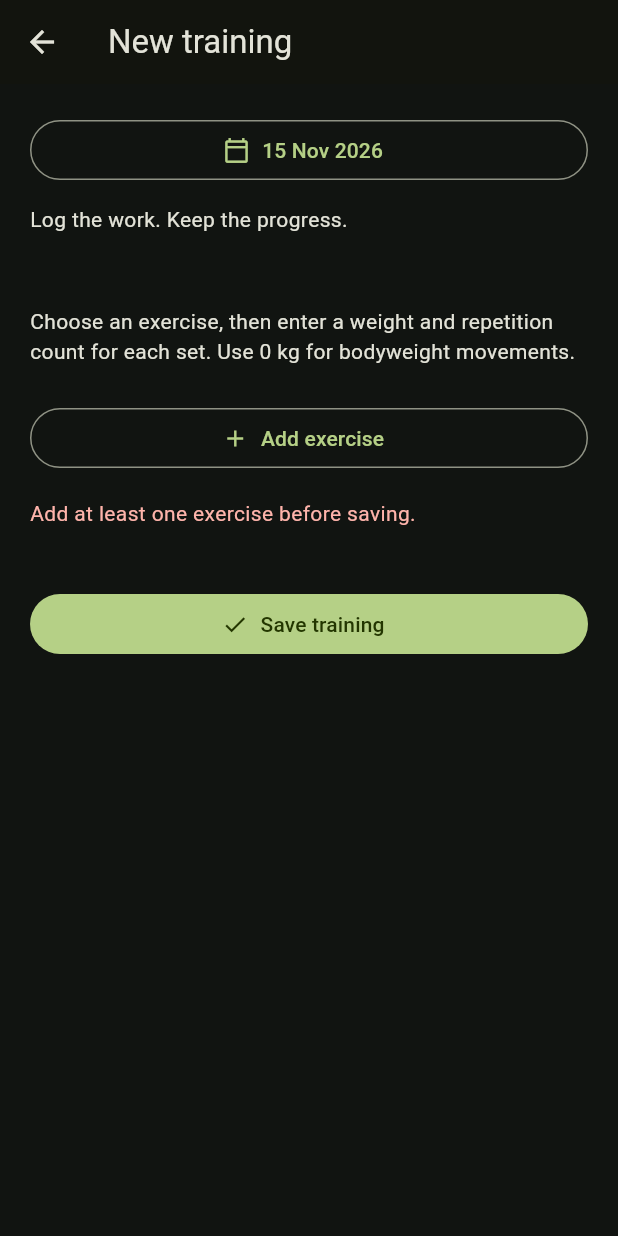
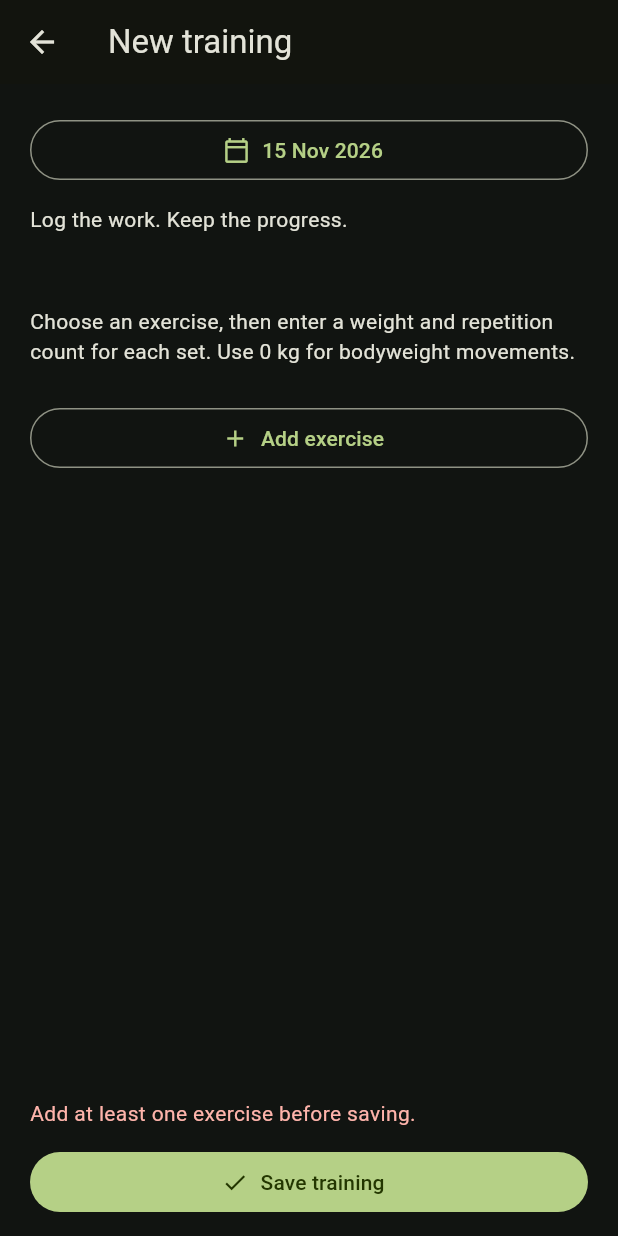
Before and after one commit to code-by-fh/rep-pilot, a Flutter app: the WorkoutEditor screen opened directly with empty values, after a tap on "Save training", on a phone screen of 412 x 824 dp. Run offline on Flutter 3.47's test engine with Material 3 defaults, Android fonts, the phone set to English and light mode, and no system bars; our stand-ins replace shared_preferences; accounts and stored records are empty.

Commit message:
Keep workout saving reachable during validation and retries

```diff
--- a/lib/ui/workout_editor.dart
+++ b/lib/ui/workout_editor.dart
@@ -1,9 +1,17 @@
 import 'package:flutter/material.dart';
-import '../main.dart' show confirm, displayDate, newId, weightText, newestWorkouts;
+
+import '../main.dart'
+    show confirm, displayDate, newId, weightText, newestWorkouts;
 import '../model.dart';
 
 class WorkoutEditor extends StatefulWidget {
-  const WorkoutEditor({super.key, required this.journal, required this.onSave, this.workout, this.onDelete});
+  const WorkoutEditor({
+    super.key,
+    required this.journal,
+    required this.onSave,
+    this.workout,
+    this.onDelete,
+  });
   final Journal journal;
   final Workout? workout;
   final Future<void> Function(Workout) onSave;
@@ -14,16 +22,25 @@ class WorkoutEditor extends StatefulWidget {
 
 class _SetDraft {
   _SetDraft({String weight = '', String reps = ''})
-    : weight = TextEditingController(text: weight), reps = TextEditingController(text: reps);
+    : weight = TextEditingController(text: weight),
+      reps = TextEditingController(text: reps);
   final TextEditingController weight;
   final TextEditingController reps;
-  void dispose() { weight.dispose(); reps.dispose(); }
+  void dispose() {
+    weight.dispose();
+    reps.dispose();
+  }
 }
+
 class _EntryDraft {
   _EntryDraft(this.exerciseId, this.sets);
   final String exerciseId;
   final List<_SetDraft> sets;
-  void dispose() { for (final set in sets) { set.dispose(); } }
+  void dispose() {
+    for (final set in sets) {
+      set.dispose();
+    }
+  }
 }
 
 class _WorkoutEditorState extends State<WorkoutEditor> {
@@ -39,156 +56,505 @@ class _WorkoutEditorState extends State<WorkoutEditor> {
     super.initState();
     _date = widget.workout?.date ?? DateTime.now();
     for (final entry in widget.workout?.entries ?? <WorkoutEntry>[]) {
-      _entries.add(_EntryDraft(entry.exerciseId, [for (final set in entry.sets)
-        _SetDraft(weight: weightText(set.weight), reps: '${set.reps}')]));
+      _entries.add(
+        _EntryDraft(entry.exerciseId, [
+          for (final set in entry.sets)
+            _SetDraft(weight: weightText(set.weight), reps: '${set.reps}'),
+        ]),
+      );
     }
   }
+
   @override
-  void dispose() { for (final entry in _entries) { entry.dispose(); } super.dispose(); }
-  void _changed() { if (!_dirty || _error != null) setState(() { _dirty = true; _error = null; }); }
+  void dispose() {
+    for (final entry in _entries) {
+      entry.dispose();
+    }
+    super.dispose();
+  }
+
+  void _changed() {
+    if (!_dirty || _error != null)
+      setState(() {
+        _dirty = true;
+        _error = null;
+      });
+  }
+
   Future<void> _leave() async {
     if (_saving) return;
-    if (_dirty && !await confirm(context, 'Discard changes?', 'Your unsaved training changes will be lost.', 'Discard')) return;
+    if (_dirty &&
+        !await confirm(
+          context,
+          'Discard changes?',
+          'Your unsaved training changes will be lost.',
+          'Discard',
+        ))
+      return;
     if (!mounted) return;
     setState(() => _allowPop = true);
-    WidgetsBinding.instance.addPostFrameCallback((_) { if (mounted) Navigator.pop(context); });
+    WidgetsBinding.instance.addPostFrameCallback((_) {
+      if (mounted) Navigator.pop(context);
+    });
   }
+
   Future<void> _datePicker() async {
-    final date = await showDatePicker(context: context, initialDate: _date, firstDate: DateTime(1), lastDate: DateTime(9999, 12, 31));
-    if (date != null && mounted && date != _date) setState(() { _date = date; _dirty = true; });
+    final date = await showDatePicker(
+      context: context,
+      initialDate: _date,
+      firstDate: DateTime(1),
+      lastDate: DateTime(9999, 12, 31),
+    );
+    if (date != null && mounted && date != _date)
+      setState(() {
+        _date = date;
+        _dirty = true;
+      });
   }
+
   Future<void> _addExercise() async {
-    final available = widget.journal.exercises.where((exercise) => !exercise.archived && !_entries.any((entry) => entry.exerciseId == exercise.id)).toList()
-      ..sort((a, b) => a.name.toLowerCase().compareTo(b.name.toLowerCase()));
+    final available =
+        widget.journal.exercises
+            .where(
+              (exercise) =>
+                  !exercise.archived &&
+                  !_entries.any((entry) => entry.exerciseId == exercise.id),
+            )
+            .toList()
+          ..sort(
+            (a, b) => a.name.toLowerCase().compareTo(b.name.toLowerCase()),
+          );
     if (available.isEmpty) {
-      ScaffoldMessenger.of(context).showSnackBar(const SnackBar(content: Text('No more active exercises. Add or unarchive an exercise in your library.')));
+      ScaffoldMessenger.of(context).showSnackBar(
+        const SnackBar(
+          content: Text(
+            'No more active exercises. Add or unarchive an exercise in your library.',
+          ),
+        ),
+      );
       return;
     }
-    final exercise = await showModalBottomSheet<Exercise>(context: context, isScrollControlled: true, useSafeArea: true, builder: (context) => FractionallySizedBox(heightFactor: .7, child: Column(children: [
-      Padding(padding: const EdgeInsets.all(20), child: Text('Choose exercise', style: Theme.of(context).textTheme.headlineSmall)),
-      Expanded(child: ListView(children: [for (final item in available) ListTile(title: Text(item.name), trailing: const Icon(Icons.add), onTap: () => Navigator.pop(context, item))])),
-    ])));
+    final exercise = await showModalBottomSheet<Exercise>(
+      context: context,
+      isScrollControlled: true,
+      useSafeArea: true,
+      builder: (context) => FractionallySizedBox(
+        heightFactor: .7,
+        child: Column(
+          children: [
+            Padding(
+              padding: const EdgeInsets.all(20),
+              child: Text(
+                'Choose exercise',
+                style: Theme.of(context).textTheme.headlineSmall,
+              ),
+            ),
+            Expanded(
+              child: ListView(
+                children: [
+                  for (final item in available)
+                    ListTile(
+                      title: Text(item.name),
+                      trailing: const Icon(Icons.add),
+                      onTap: () => Navigator.pop(context, item),
+                    ),
+                ],
+              ),
+            ),
+          ],
+        ),
+      ),
+    );
     if (exercise == null || !mounted) return;
     final previous = newestWorkouts(widget.journal);
     TrainingSet? last;
     for (final workout in previous) {
       for (final entry in workout.entries) {
-        if (entry.exerciseId == exercise.id) { last = entry.sets.last; break; }
+        if (entry.exerciseId == exercise.id) {
+          last = entry.sets.last;
+          break;
+        }
       }
       if (last != null) break;
     }
     setState(() {
-      _entries.add(_EntryDraft(exercise.id, [_SetDraft(weight: last == null ? '' : weightText(last.weight), reps: last == null ? '' : '${last.reps}')]));
-      _dirty = true; _error = null;
+      _entries.add(
+        _EntryDraft(exercise.id, [
+          _SetDraft(
+            weight: last == null ? '' : weightText(last.weight),
+            reps: last == null ? '' : '${last.reps}',
+          ),
+        ]),
+      );
+      _dirty = true;
+      _error = null;
     });
   }
+
   void _addSet(_EntryDraft entry) {
     final previous = entry.sets.last;
-    setState(() { entry.sets.add(_SetDraft(weight: previous.weight.text, reps: previous.reps.text)); _dirty = true; });
+    setState(() {
+      entry.sets.add(
+        _SetDraft(weight: previous.weight.text, reps: previous.reps.text),
+      );
+      _dirty = true;
+    });
   }
+
   Future<void> _removeEntry(_EntryDraft entry) async {
-    if (!await confirm(context, 'Remove exercise?', 'All sets for this exercise will be removed from this training session.', 'Remove')) return;
+    if (!await confirm(
+      context,
+      'Remove exercise?',
+      'All sets for this exercise will be removed from this training session.',
+      'Remove',
+    ))
+      return;
     if (!mounted) return;
-    setState(() { _entries.remove(entry); _dirty = true; });
+    setState(() {
+      _entries.remove(entry);
+      _dirty = true;
+    });
     // Rebuild the form before disposing controllers that its fields use.
     WidgetsBinding.instance.addPostFrameCallback((_) => entry.dispose());
   }
+
   void _removeSet(_EntryDraft entry, _SetDraft set) {
-    setState(() { entry.sets.remove(set); _dirty = true; });
+    setState(() {
+      entry.sets.remove(set);
+      _dirty = true;
+    });
     WidgetsBinding.instance.addPostFrameCallback((_) => set.dispose());
   }
+
   String? _weightError(String? text) {
     final value = double.tryParse((text ?? '').trim().replaceAll(',', '.'));
-    return value == null || !value.isFinite || value < 0 || value > 10000 ? 'Enter 0–10000 kg' : null;
+    return value == null || !value.isFinite || value < 0 || value > 10000
+        ? 'Enter 0–10000 kg'
+        : null;
   }
+
   String? _repsError(String? text) {
     final value = int.tryParse((text ?? '').trim());
     return value == null || value < 1 || value > 10000 ? 'Enter 1–10000' : null;
   }
+
   Future<void> _save() async {
     FocusScope.of(context).unfocus();
-    if (_entries.isEmpty) { setState(() => _error = 'Add at least one exercise before saving.'); return; }
-    final visibleFieldsValid = _form.currentState!.validate();
-    final allSetsValid = _entries.every((entry) => entry.sets.every((set) =>
-      _weightError(set.weight.text) == null && _repsError(set.reps.text) == null));
-    if (!visibleFieldsValid || !allSetsValid) {
-      setState(() => _error = 'Check weight and repetitions in every set, including sets further up or down the page.');
+    if (_entries.isEmpty) {
+      setState(() => _error = 'Add at least one exercise before saving.');
       return;
     }
-    setState(() { _saving = true; _error = null; });
+    final visibleFieldsValid = _form.currentState!.validate();
+    final allSetsValid = _entries.every(
+      (entry) => entry.sets.every(
+        (set) =>
+            _weightError(set.weight.text) == null &&
+            _repsError(set.reps.text) == null,
+      ),
+    );
+    if (!visibleFieldsValid || !allSetsValid) {
+      setState(
+        () => _error = 'Check weight and repetitions in every set, including sets further up or down the page.',
+      );
+      return;
+    }
+    setState(() {
+      _saving = true;
+      _error = null;
+    });
     try {
-      final workout = Workout(id: widget.workout?.id ?? newId(), date: _date, entries: [for (final entry in _entries)
-        WorkoutEntry(exerciseId: entry.exerciseId, sets: [for (final set in entry.sets)
-          TrainingSet(weight: double.parse(set.weight.text.trim().replaceAll(',', '.')), reps: int.parse(set.reps.text.trim()))])]);
+      final workout = Workout(
+        id: widget.workout?.id ?? newId(),
+        date: _date,
+        entries: [
+          for (final entry in _entries)
+            WorkoutEntry(
+              exerciseId: entry.exerciseId,
+              sets: [
+                for (final set in entry.sets)
+                  TrainingSet(
+                    weight: double.parse(
+                      set.weight.text.trim().replaceAll(',', '.'),
+                    ),
+                    reps: int.parse(set.reps.text.trim()),
+                  ),
+              ],
+            ),
+        ],
+      );
       await widget.onSave(workout);
       if (!mounted) return;
-      setState(() { _allowPop = true; _dirty = false; _saving = false; });
-      WidgetsBinding.instance.addPostFrameCallback((_) { if (mounted) Navigator.pop(context); });
+      setState(() {
+        _allowPop = true;
+        _dirty = false;
+        _saving = false;
+      });
+      WidgetsBinding.instance.addPostFrameCallback((_) {
+        if (mounted) Navigator.pop(context);
+      });
     } catch (_) {
-      if (mounted) setState(() { _saving = false; _error = 'Training could not be saved. Your entries are still here. Please try again.'; });
+      if (mounted)
+        setState(() {
+          _saving = false;
+          _error = 'Training could not be saved. Your entries are still here. Please try again.';
+        });
     }
   }
+
   Future<void> _delete() async {
-    if (!await confirm(context, 'Delete training?', 'This training session and all its sets will be permanently removed.', 'Delete')) return;
+    if (!await confirm(
+      context,
+      'Delete training?',
+      'This training session and all its sets will be permanently removed.',
+      'Delete',
+    ))
+      return;
     if (!mounted) return;
-    setState(() { _saving = true; _error = null; });
+    setState(() {
+      _saving = true;
+      _error = null;
+    });
     try {
       await widget.onDelete!();
       if (!mounted) return;
-      setState(() { _allowPop = true; _dirty = false; _saving = false; });
-      WidgetsBinding.instance.addPostFrameCallback((_) { if (mounted) Navigator.pop(context); });
+      setState(() {
+        _allowPop = true;
+        _dirty = false;
+        _saving = false;
+      });
+      WidgetsBinding.instance.addPostFrameCallback((_) {
+        if (mounted) Navigator.pop(context);
+      });
     } catch (_) {
-      if (mounted) setState(() { _saving = false; _error = 'Training could not be deleted. Please try again.'; });
+      if (mounted)
+        setState(() {
+          _saving = false;
+          _error = 'Training could not be deleted. Please try again.';
+        });
     }
   }
+
   Widget _setRow(_EntryDraft entry, _SetDraft set, int index) {
-    final weight = TextFormField(key: ValueKey('${entry.exerciseId}-weight-$index'), controller: set.weight,
-      enabled: !_saving, keyboardType: const TextInputType.numberWithOptions(decimal: true),
-      textInputAction: TextInputAction.next, decoration: const InputDecoration(labelText: 'Weight (kg)'),
-      validator: _weightError, onChanged: (_) => _changed());
-    final reps = TextFormField(key: ValueKey('${entry.exerciseId}-reps-$index'), controller: set.reps,
-      enabled: !_saving, keyboardType: TextInputType.number, textInputAction: TextInputAction.next,
-      decoration: const InputDecoration(labelText: 'Reps'), validator: _repsError, onChanged: (_) => _changed());
-    return Padding(key: ObjectKey(set), padding: const EdgeInsets.only(top: 16), child: Column(crossAxisAlignment: CrossAxisAlignment.start, children: [
-      Row(children: [Expanded(child: Text('SET ${index + 1}', style: Theme.of(context).textTheme.labelMedium)),
-        IconButton(tooltip: 'Remove set ${index + 1}', onPressed: _saving || entry.sets.length == 1 ? null : () => _removeSet(entry, set), icon: const Icon(Icons.remove_circle_outline))]),
-      LayoutBuilder(builder: (context, constraints) => constraints.maxWidth < 280 || MediaQuery.textScalerOf(context).scale(1) > 1.4
-        ? Column(children: [weight, const SizedBox(height: 12), reps])
-        : Row(crossAxisAlignment: CrossAxisAlignment.start, children: [Expanded(child: weight), const SizedBox(width: 12), Expanded(child: reps)])),
-    ]));
+    final weight = TextFormField(
+      key: ValueKey('${entry.exerciseId}-weight-$index'),
+      controller: set.weight,
+      enabled: !_saving,
+      keyboardType: const TextInputType.numberWithOptions(decimal: true),
+      textInputAction: TextInputAction.next,
+      decoration: const InputDecoration(labelText: 'Weight (kg)'),
+      validator: _weightError,
+      onChanged: (_) => _changed(),
+    );
+    final reps = TextFormField(
+      key: ValueKey('${entry.exerciseId}-reps-$index'),
+      controller: set.reps,
+      enabled: !_saving,
+      keyboardType: TextInputType.number,
+      textInputAction: TextInputAction.next,
+      decoration: const InputDecoration(labelText: 'Reps'),
+      validator: _repsError,
+      onChanged: (_) => _changed(),
+    );
+    return Padding(
+      key: ObjectKey(set),
+      padding: const EdgeInsets.only(top: 16),
+      child: Column(
+        crossAxisAlignment: CrossAxisAlignment.start,
+        children: [
+          Row(
+            children: [
+              Expanded(
+                child: Text(
+                  'SET ${index + 1}',
+                  style: Theme.of(context).textTheme.labelMedium,
+                ),
+              ),
+              IconButton(
+                tooltip: 'Remove set ${index + 1}',
+                onPressed: _saving || entry.sets.length == 1
+                    ? null
+                    : () => _removeSet(entry, set),
+                icon: const Icon(Icons.remove_circle_outline),
+              ),
+            ],
+          ),
+          LayoutBuilder(
+            builder: (context, constraints) =>
+                constraints.maxWidth < 280 ||
+                    MediaQuery.textScalerOf(context).scale(1) > 1.4
+                ? Column(children: [weight, const SizedBox(height: 12), reps])
+                : Row(
+                    crossAxisAlignment: CrossAxisAlignment.start,
+                    children: [
+                      Expanded(child: weight),
+                      const SizedBox(width: 12),
+                      Expanded(child: reps),
+                    ],
+                  ),
+          ),
+        ],
+      ),
+    );
   }
+
   Widget _entryCard(_EntryDraft entry) {
-    final exercise = widget.journal.exercises.firstWhere((exercise) => exercise.id == entry.exerciseId);
-    return Card(key: ObjectKey(entry), margin: const EdgeInsets.only(bottom: 16), child: Padding(padding: const EdgeInsets.all(16), child: Column(crossAxisAlignment: CrossAxisAlignment.stretch, children: [
-      Row(children: [Expanded(child: Text(exercise.name, style: Theme.of(context).textTheme.titleLarge)),
-        IconButton(tooltip: 'Remove ${exercise.name}', onPressed: _saving ? null : () => _removeEntry(entry), icon: const Icon(Icons.close))]),
-      if (exercise.archived) const Text('Archived exercise'),
-      for (var index = 0; index < entry.sets.length; index++) _setRow(entry, entry.sets[index], index),
-      const SizedBox(height: 12), TextButton.icon(onPressed: _saving ? null : () => _addSet(entry), icon: const Icon(Icons.add), label: const Text('Add set')),
-    ])));
+    final exercise = widget.journal.exercises.firstWhere(
+      (exercise) => exercise.id == entry.exerciseId,
+    );
+    return Card(
+      key: ObjectKey(entry),
+      margin: const EdgeInsets.only(bottom: 16),
+      child: Padding(
+        padding: const EdgeInsets.all(16),
+        child: Column(
+          crossAxisAlignment: CrossAxisAlignment.stretch,
+          children: [
+            Row(
+              children: [
+                Expanded(
+                  child: Text(
+                    exercise.name,
+                    style: Theme.of(context).textTheme.titleLarge,
+                  ),
+                ),
+                IconButton(
+                  tooltip: 'Remove ${exercise.name}',
+                  onPressed: _saving ? null : () => _removeEntry(entry),
+                  icon: const Icon(Icons.close),
+                ),
+              ],
+            ),
+            if (exercise.archived) const Text('Archived exercise'),
+            for (var index = 0; index < entry.sets.length; index++)
+              _setRow(entry, entry.sets[index], index),
+            const SizedBox(height: 12),
+            TextButton.icon(
+              onPressed: _saving ? null : () => _addSet(entry),
+              icon: const Icon(Icons.add),
+              label: const Text('Add set'),
+            ),
+          ],
+        ),
+      ),
+    );
   }
+
   @override
   Widget build(BuildContext context) => PopScope(
     canPop: _allowPop || (!_dirty && !_saving),
-    onPopInvokedWithResult: (didPop, result) { if (!didPop && !_saving) _leave(); },
+    onPopInvokedWithResult: (didPop, result) {
+      if (!didPop && !_saving) _leave();
+    },
     child: Scaffold(
-      appBar: AppBar(leading: IconButton(tooltip: 'Back', onPressed: _saving ? null : _leave, icon: const Icon(Icons.arrow_back)),
+      appBar: AppBar(
+        leading: IconButton(
+          tooltip: 'Back',
+          onPressed: _saving ? null : _leave,
+          icon: const Icon(Icons.arrow_back),
+        ),
         title: Text(widget.workout == null ? 'New training' : 'Edit training'),
-        actions: [if (widget.onDelete != null) IconButton(tooltip: 'Delete training', onPressed: _saving ? null : _delete, icon: const Icon(Icons.delete_outline))]),
-      body: SafeArea(child: Center(child: ConstrainedBox(constraints: const BoxConstraints(maxWidth: 760), child: Form(key: _form, child: ListView(
-        padding: const EdgeInsets.all(20), children: [
-          OutlinedButton.icon(onPressed: _saving ? null : _datePicker, icon: const Icon(Icons.calendar_today_outlined), label: Text(displayDate(_date))),
-          const SizedBox(height: 12), const Text('Log the work. Keep the progress.'), const SizedBox(height: 24),
-          if (_entries.isEmpty) const Padding(padding: EdgeInsets.symmetric(vertical: 24), child: Text('Choose an exercise, then enter a weight and repetition count for each set. Use 0 kg for bodyweight movements.')),
-          for (final entry in _entries) _entryCard(entry),
-          OutlinedButton.icon(onPressed: _saving ? null : _addExercise, icon: const Icon(Icons.add), label: const Text('Add exercise')),
-          if (_error != null) Padding(padding: const EdgeInsets.symmetric(vertical: 16), child: Semantics(liveRegion: true, child: Text(_error!, style: TextStyle(color: Theme.of(context).colorScheme.error)))),
-          const SizedBox(height: 24), FilledButton.icon(key: const ValueKey('save-training'), onPressed: _saving ? null : _save,
-            icon: _saving ? const SizedBox(width: 18, height: 18, child: CircularProgressIndicator(strokeWidth: 2)) : const Icon(Icons.check),
-            label: Text(_saving ? 'Saving…' : 'Save training')),
-          const SizedBox(height: 24),
+        actions: [
+          if (widget.onDelete != null)
+            IconButton(
+              tooltip: 'Delete training',
+              onPressed: _saving ? null : _delete,
+              icon: const Icon(Icons.delete_outline),
+            ),
         ],
-      ))))),
+      ),
+      body: SafeArea(
+        child: Center(
+          child: ConstrainedBox(
+            constraints: const BoxConstraints(maxWidth: 760),
+            child: LayoutBuilder(
+              builder: (context, viewport) => Column(
+                children: [
+                  Expanded(
+                    child: Form(
+                      key: _form,
+                      child: ListView(
+                        key: const ValueKey('workout-fields'),
+                        padding: const EdgeInsets.all(20),
+                        children: [
+                          OutlinedButton.icon(
+                            onPressed: _saving ? null : _datePicker,
+                            icon: const Icon(Icons.calendar_today_outlined),
+                            label: Text(displayDate(_date)),
+                          ),
+                          const SizedBox(height: 12),
+                          const Text('Log the work. Keep the progress.'),
+                          const SizedBox(height: 24),
+                          if (_entries.isEmpty)
+                            const Padding(
+                              padding: EdgeInsets.symmetric(vertical: 24),
+                              child: Text(
+                                'Choose an exercise, then enter a weight and repetition count for each set. Use 0 kg for bodyweight movements.',
+                              ),
+                            ),
+                          for (final entry in _entries) _entryCard(entry),
+                          OutlinedButton.icon(
+                            onPressed: _saving ? null : _addExercise,
+                            icon: const Icon(Icons.add),
+                            label: const Text('Add exercise'),
+                          ),
+                          const SizedBox(height: 24),
+                        ],
+                      ),
+                    ),
+                  ),
+                  Padding(
+                    padding: const EdgeInsets.fromLTRB(20, 8, 20, 12),
+                    child: Column(
+                      mainAxisSize: MainAxisSize.min,
+                      crossAxisAlignment: CrossAxisAlignment.stretch,
+                      children: [
+                        if (_error != null)
+                          ConstrainedBox(
+                            constraints: BoxConstraints(
+                              maxHeight: viewport.maxHeight < 384
+                                  ? viewport.maxHeight / 4
+                                  : 96,
+                            ),
+                            child: SingleChildScrollView(
+                              child: Padding(
+                                padding: const EdgeInsets.only(bottom: 12),
+                                child: Semantics(
+                                  liveRegion: true,
+                                  child: Text(
+                                    _error!,
+                                    style: TextStyle(
+                                      color: Theme.of(context)
+                                          .colorScheme
+                                          .error,
+                                    ),
+                                  ),
+                                ),
+                              ),
+                            ),
+                          ),
+                        FilledButton.icon(
+                          key: const ValueKey('save-training'),
+                          onPressed: _saving ? null : _save,
+                          icon: _saving
+                              ? const SizedBox(
+                                  width: 18,
+                                  height: 18,
+                                  child: CircularProgressIndicator(
+                                    strokeWidth: 2,
+                                  ),
+                                )
+                              : const Icon(Icons.check),
+                          label: Text(_saving ? 'Saving...' : 'Save training'),
+                        ),
+                      ],
+                    ),
+                  ),
+                ],
+              ),
+            ),
+          ),
+        ),
+      ),
     ),
   );
 }
```
Also changed, not shown: 2 other files.
